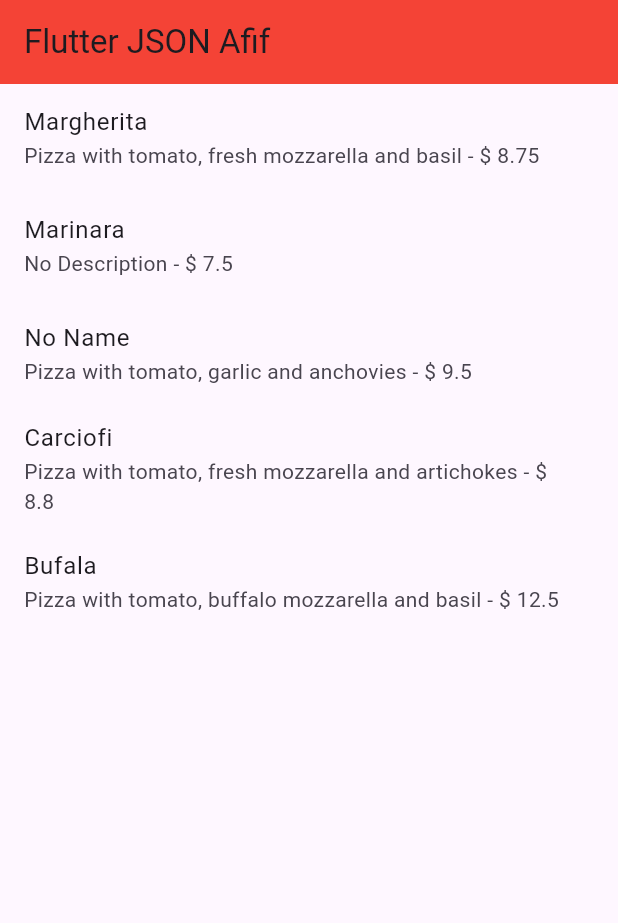
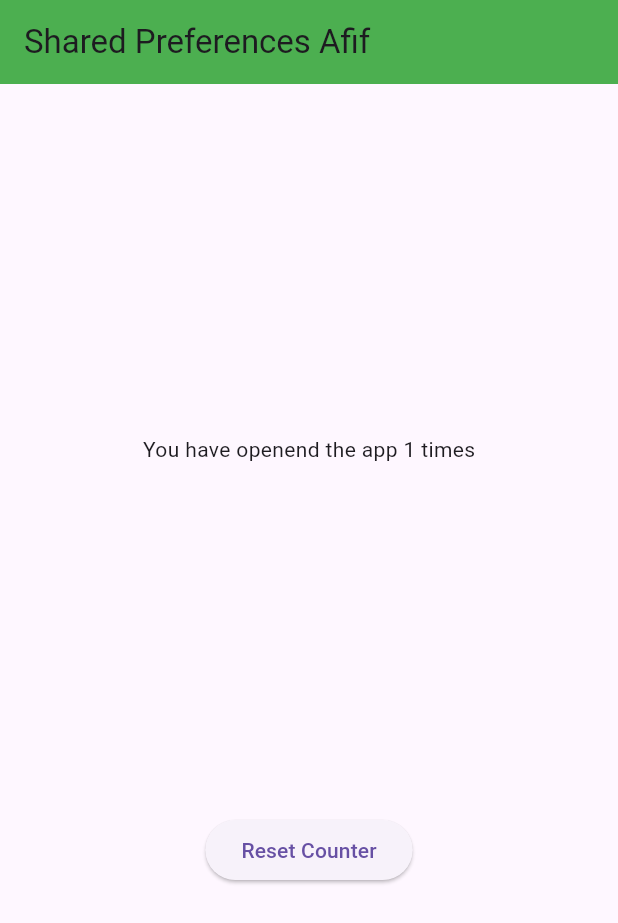
Before and after one commit to Afif-Ghifari/Mobile_2025, a Flutter app: the screen it shows after launch, on a phone screen of 412 x 824 dp. Shown: the top 923 px of the screen. Run offline on Flutter 3.47's test engine with Material 3 defaults, Android fonts, the phone set to English and light mode, and no system bars; our stand-ins replace auto_size_text, camera, geolocator, shared_preferences.

Commit message:
W13: Soal 6

```diff
--- a/codelan13_dart/store_data_afif/lib/main.dart
+++ b/codelan13_dart/store_data_afif/lib/main.dart
@@ -1,6 +1,7 @@
 import 'package:flutter/material.dart';
 import 'dart:convert';
 import './model/pizza.dart';
+import 'package:shared_preferences/shared_preferences.dart';
 
 void main() {
   runApp(const MyApp());
@@ -28,59 +29,100 @@ class MyHomePage extends StatefulWidget {
 }
 
 class _MyHomePageState extends State<MyHomePage> {
-  String pizzaString = "";
-  List<Pizza> myPizzas = [];
+  int appCounter = 0;
 
-  Future readJsonFile() async {
-    String myString = await DefaultAssetBundle.of(
-      context,
-    ).loadString('assets/pizzalist.json');
-    List pizzaMapList = jsonDecode(myString);
-    // setState(() {
-    //   pizzaString = myString;
-    // });
+  Future readAndWritePreferences() async {
+    SharedPreferences prefs = await SharedPreferences.getInstance();
+    appCounter = prefs.getInt('appCounter') ?? 0;
+    appCounter++;
+    await prefs.setInt('appCounter', appCounter);
 
-    List<Pizza> myPizzas = [];
-    for (var pizza in pizzaMapList) {
-      Pizza myPizza = Pizza.fromJson(pizza);
-      myPizzas.add(myPizza);
-    }
+    setState(() {
+      appCounter = appCounter;
+    });
+  }
 
-    String convertToJSON(List<Pizza> pizzas) {
-      return jsonEncode(pizzas.map((pizza) => jsonEncode(pizza)).toList());
-    }
+  Future deletePreferences() async {
+    SharedPreferences prefs = await SharedPreferences.getInstance();
+    await prefs.clear();
 
-    String json = convertToJSON(myPizzas);
-    print(json);
+    setState(() {
+      appCounter = 0;
+    });
+  }
 
-    return myPizzas;
-  }
+  // String pizzaString = "";
+  // List<Pizza> myPizzas = [];
+
+  // Future readJsonFile() async {
+  //   String myString = await DefaultAssetBundle.of(
+  //     context,
+  //   ).loadString('assets/pizzalist.json');
+  //   List pizzaMapList = jsonDecode(myString);
+  //   // setState(() {
+  //   //   pizzaString = myString;
+  //   // });
+
+  //   List<Pizza> myPizzas = [];
+  //   for (var pizza in pizzaMapList) {
+  //     Pizza myPizza = Pizza.fromJson(pizza);
+  //     myPizzas.add(myPizza);
+  //   }
+
+  //   String convertToJSON(List<Pizza> pizzas) {
+  //     return jsonEncode(pizzas.map((pizza) => jsonEncode(pizza)).toList());
+  //   }
+
+  //   String json = convertToJSON(myPizzas);
+  //   print(json);
+
+  //   return myPizzas;
+  // }
 
   @override
   void initState() {
     super.initState();
-    readJsonFile().then((value) {
-      setState(() {
-        myPizzas = value;
-      });
-    });
+    readAndWritePreferences();
+    // readJsonFile().then((value) {
+    //   setState(() {
+    //     myPizzas = value;
+    //   });
+    // });
   }
 
   @override
   Widget build(BuildContext context) {
+    // return Scaffold(
+    //   appBar: AppBar(
+    //     title: const Text("Flutter JSON Afif"),
+    //     backgroundColor: Colors.red,
+    //   ),
+    //   body: ListView.builder(
+    //     itemCount: myPizzas.length,
+    //     itemBuilder: (context, index) {
+    //       return ListTile(
+    //         title: Text(myPizzas[index].pizzaName),
+    //         subtitle: Text("${myPizzas[index].description} - \$ ${myPizzas[index].price}"),
+    //       );
+    //     },
+    //   ),
+    // );
+
     return Scaffold(
       appBar: AppBar(
-        title: const Text("Flutter JSON Afif"),
-        backgroundColor: Colors.red,
+        title: const Text("Shared Preferences Afif"),
+        backgroundColor: Colors.green,
       ),
-      body: ListView.builder(
-        itemCount: myPizzas.length,
-        itemBuilder: (context, index) {
-          return ListTile(
-            title: Text(myPizzas[index].pizzaName),
-            subtitle: Text("${myPizzas[index].description} - \$ ${myPizzas[index].price}"),
-          );
-        },
+      body: Container(
+        child: Center(
+          child: Column(
+            mainAxisAlignment: MainAxisAlignment.spaceEvenly,
+            children: [
+              Text("You have openend the app $appCounter times"),
+              ElevatedButton(onPressed: (){deletePreferences();}, child: const Text("Reset Counter"))
+            ],
+          ),
+        ),
       ),
     );
   }
--- a/codelan13_dart/store_data_afif/pubspec.yaml
+++ b/codelan13_dart/store_data_afif/pubspec.yaml
@@ -35,6 +35,7 @@ dependencies:
   # Use with the CupertinoIcons class for iOS style icons.
   cupertino_icons: ^1.0.8
   flutter_secure_storage: ^9.2.4
+  shared_preferences: ^2.5.3
 
 dev_dependencies:
   flutter_test:
```
Also changed, not shown: codelan13_dart/img/prak4-6.gif (added), codelan13_dart/store_data_afif/pubspec.lock, 2 other files.
